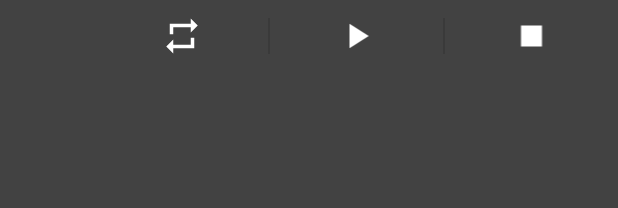
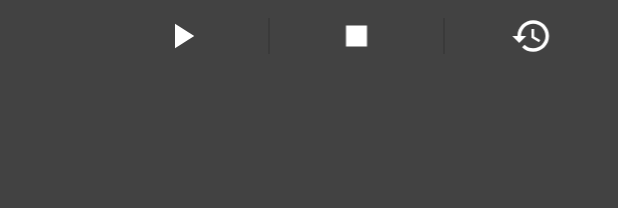
Before and after one commit to piotrkubicki/audio_garden, an Android app: the layout status_bar.xml on its own in the app's theme, with its tools: preview values and no code run, on a phone screen of 412 x 824 dp. Shown: the top 208 px of the screen. Run offline under Robolectric (Android 15) with nearby library versions, the phone set to English and light mode, and no system bars.

```diff
--- a/client/AudioGarden/app/src/main/java/uk/ac/napier/audiogarden/Constants.java
+++ b/client/AudioGarden/app/src/main/java/uk/ac/napier/audiogarden/Constants.java
@@ -17,6 +17,12 @@ public class Constants {
         String PAUSE_ACTION = "uk.ac.napier.audiogarden.action.pause";
         String RESET_ACTION = "uk.ac.napier.audiogarden.action.reset";
         String REPLAY_ACTION = "uk.ac.napier.audiogarden.action.replay";
+        String BLANK_ACTION = "uk.ac.napier.audiogarden.action.blank";
+        String SEND_STOP_ACTION = "uk.ac.napier.audiogarden.action.sendstop";
+        String SEND_PLAY_ACTION = "uk.ac.napier.audiogarden.action.sendplay";
+        String SEND_PAUSE_ACTION = "uk.ac.napier.audiogarden.action.sendpause";
+        String SEND_RESET_ACTION = "uk.ac.napier.audiogarden.action.sendreset";
+        String SEND_REPLAY_ACTION = "uk.ac.napier.audiogarden.action.sendreplay";
         String STARTFOREGROUND_ACTION = "uk.ac.napier.audiogarden.action.startforeground";
         String STOPFOREGROUND_ACTION = "uk.ac.napier.audiogarden.action.stopforeground";
 
--- a/client/AudioGarden/app/src/main/res/drawable/ic_reset.xml
+++ /dev/null
@@ -1,9 +0,0 @@
-<vector xmlns:android="http://schemas.android.com/apk/res/android"
-        android:width="24dp"
-        android:height="24dp"
-        android:viewportWidth="24.0"
-        android:viewportHeight="24.0">
-    <path
-        android:fillColor="@color/white"
-        android:pathData="M7,7h10v3l4,-4 -4,-4v3L5,5v6h2L7,7zM17,17L7,17v-3l-4,4 4,4v-3h12v-6h-2v4z"/>
-</vector>
--- /dev/null
+++ b/client/AudioGarden/app/src/main/res/drawable/ic_restore.xml
@@ -0,0 +1,4 @@
+<vector android:height="52dp" android:viewportHeight="24.0"
+    android:viewportWidth="24.0" android:width="52dp" xmlns:android="http://schemas.android.com/apk/res/android">
+    <path android:fillColor="@color/white" android:pathData="M13,3c-4.97,0 -9,4.03 -9,9L1,12l3.89,3.89 0.07,0.14L9,12L6,12c0,-3.87 3.13,-7 7,-7s7,3.13 7,7 -3.13,7 -7,7c-1.93,0 -3.68,-0.79 -4.94,-2.06l-1.42,1.42C8.27,19.99 10.51,21 13,21c4.97,0 9,-4.03 9,-9s-4.03,-9 -9,-9zM12,8v5l4.28,2.54 0.72,-1.21 -3.5,-2.08L13.5,8L12,8z"/>
+</vector>
--- a/client/AudioGarden/app/src/main/res/layout/status_bar.xml
+++ b/client/AudioGarden/app/src/main/res/layout/status_bar.xml
@@ -32,15 +32,6 @@
         android:showDividers="middle"
         android:dividerPadding="12.0dip">
         <ImageButton
-            android:id="@+id/status_bar_reset"
-            android:padding="10.0dip"
-            android:layout_width="0.0dip"
-            android:layout_height="@dimen/play_controls_notification"
-            android:src="@drawable/ic_reset"
-            android:scaleType="fitCenter"
-            android:layout_weight="1.0"
-            android:background="@color/notification_material_background_media_default_color"/>
-        <ImageButton
             android:id="@+id/status_bar_play"
             android:padding="10.0dip"
             android:layout_width="0.0dip"
@@ -57,5 +48,14 @@
             android:scaleType="fitCenter"
             android:layout_weight="1.0"
             android:background="@color/notification_material_background_media_default_color"/>
+        <ImageButton
+            android:id="@+id/status_bar_reset"
+            android:padding="10.0dip"
+            android:layout_width="0.0dip"
+            android:layout_height="@dimen/play_controls_notification"
+            android:src="@drawable/ic_restore"
+            android:scaleType="fitCenter"
+            android:layout_weight="1.0"
+            android:background="@color/notification_material_background_media_default_color"/>
     </LinearLayout>
 </LinearLayout>
```
Also changed, not shown: client/AudioGarden/app/src/main/java/uk/ac/napier/audiogarden/LocationActivity.java (+21 -2 lines), client/AudioGarden/app/src/main/java/uk/ac/napier/audiogarden/NotificationService.java (+26 -0 lines), client/AudioGarden/app/src/main/res/layout/status_bar_expanded.xml (+9 -9 lines).
